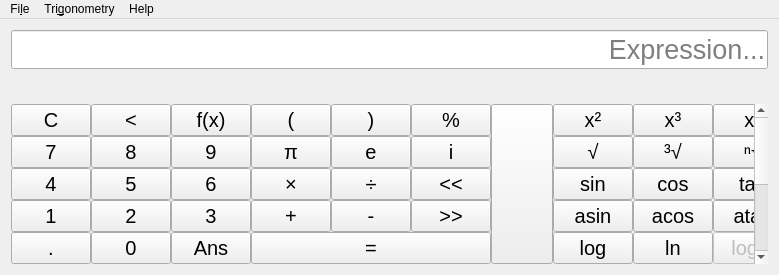
This is mainwindow.ui in theCheeseboard/thecalculator as Qt 5 draws it before an edit. The edited form follows.
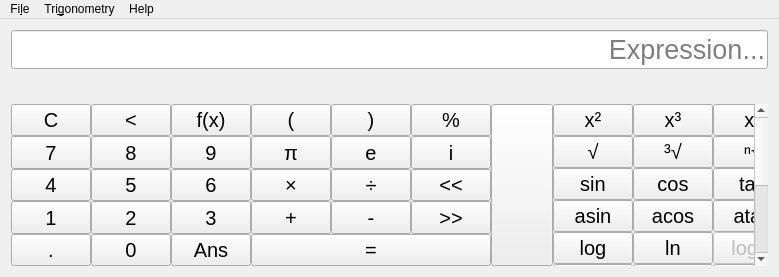
This is the edited form. Icons and pictures are not drawn. Custom widgets are drawn as their Qt base class.

The edit to the form file:
```diff
--- a/mainwindow.ui
+++ b/mainwindow.ui
@@ -7,7 +7,7 @@
     <x>0</x>
     <y>0</y>
     <width>779</width>
-    <height>242</height>
+    <height>277</height>
    </rect>
   </property>
   <property name="windowTitle">
@@ -125,9 +125,9 @@
            <property name="geometry">
             <rect>
              <x>0</x>
-             <y>-125</y>
+             <y>0</y>
              <width>240</width>
-             <height>250</height>
+             <height>320</height>
             </rect>
            </property>
            <layout class="QGridLayout" name="gridLayout_2">
@@ -1228,6 +1228,12 @@
    <extends>QPushButton</extends>
    <header>calcbutton.h</header>
   </customwidget>
+  <customwidget>
+   <class>tStackedWidget</class>
+   <extends>QStackedWidget</extends>
+   <header location="global">tstackedwidget.h</header>
+   <container>1</container>
+  </customwidget>
  </customwidgets>
  <resources/>
  <connections/>
```
Left out of the diff: 23 changed lines with no effect on the pictures.
